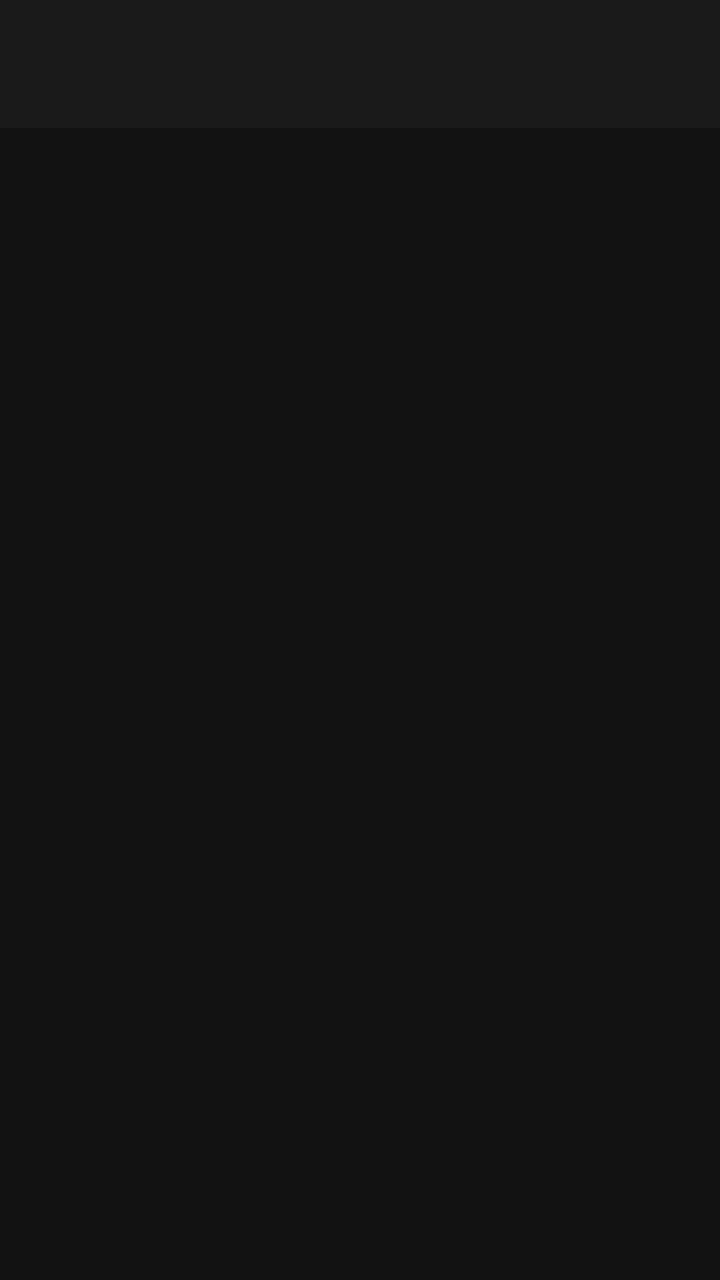
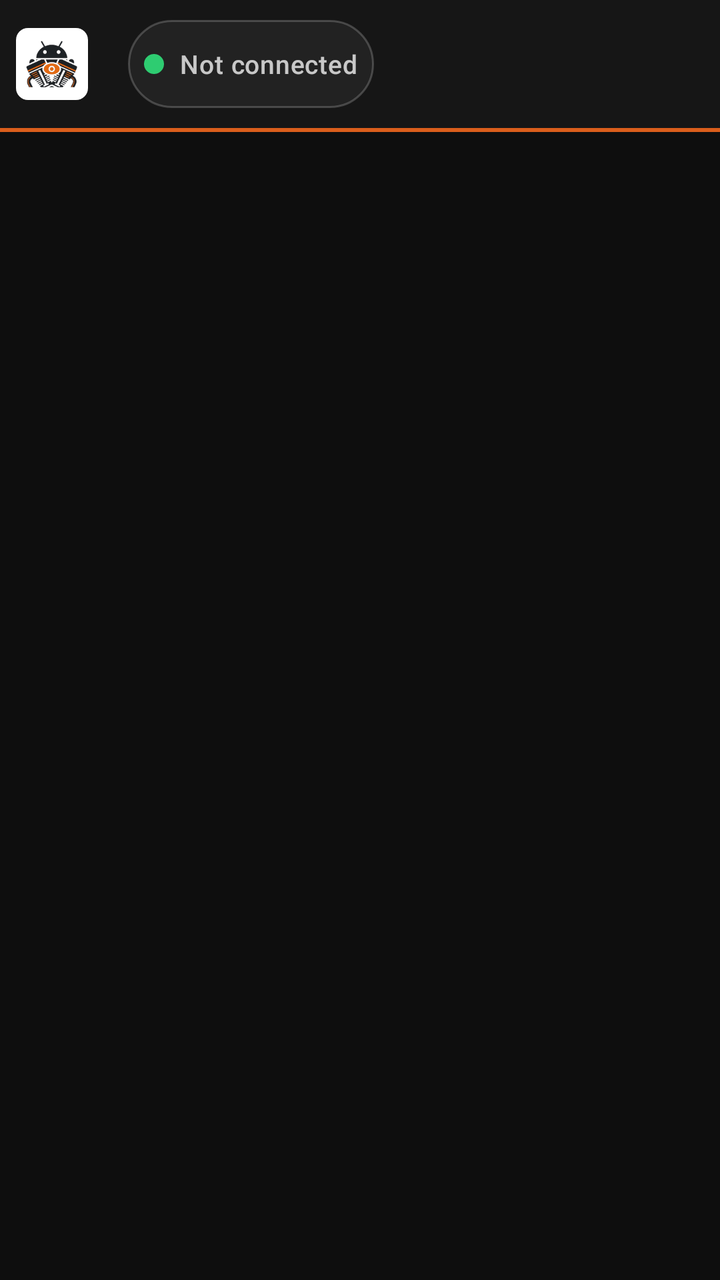

Compare the two renders of this Android layout. The source of the first and the diff that turns it into the second are given below.
<!-- AndroidManifest.xml: application theme Theme.HarleyDroid -->
<!-- res/layout/activity_shell.xml -->
<?xml version="1.0" encoding="utf-8"?>
<LinearLayout xmlns:android="http://schemas.android.com/apk/res/android"
    xmlns:app="http://schemas.android.com/apk/res-auto"
    android:id="@+id/shell_root"
    android:layout_width="match_parent"
    android:layout_height="match_parent"
    android:orientation="vertical">

    <com.google.android.material.appbar.AppBarLayout
        android:id="@+id/app_bar"
        android:layout_width="match_parent"
        android:layout_height="wrap_content"
        android:background="@color/hd_toolbar">

        <com.google.android.material.appbar.MaterialToolbar
            android:id="@+id/toolbar"
            android:layout_width="match_parent"
            android:layout_height="?attr/actionBarSize"
            android:theme="@style/Theme.HarleyDroid.AppBarOverlay"
            app:contentInsetStart="16dp"
            app:contentInsetStartWithNavigation="16dp"
            app:popupTheme="@style/Theme.HarleyDroid.PopupOverlay"
            app:titleTextColor="@color/hd_on_surface">

            <LinearLayout
                android:layout_width="wrap_content"
                android:layout_height="wrap_content"
                android:gravity="center_vertical"
                android:orientation="horizontal">

                <TextView
                    android:id="@+id/toolbar_title"
                    android:layout_width="wrap_content"
                    android:layout_height="wrap_content"
                    android:ellipsize="end"
                    android:maxLines="1"
                    android:textAppearance="?attr/textAppearanceTitleMedium"
                    android:textColor="@color/hd_on_surface" />

                <View
                    android:id="@+id/status_dot"
                    android:layout_width="10dp"
                    android:layout_height="10dp"
                    android:layout_marginStart="10dp"
                    android:background="@drawable/bg_status_dot"
                    android:contentDescription="@string/status_idle"
                    android:visibility="gone" />
            </LinearLayout>
        </com.google.android.material.appbar.MaterialToolbar>
    </com.google.android.material.appbar.AppBarLayout>

    <FrameLayout
        android:id="@+id/content_container"
        android:layout_width="match_parent"
        android:layout_height="0dp"
        android:layout_weight="1" />
</LinearLayout>
<!-- resources referenced by this layout -->
<resources>
  <color name="hd_on_surface">#E8E8E8</color>
  <color name="hd_toolbar">#1A1A1A</color>
  <!-- drawable bg_status_dot (drawable) -->
  <?xml version="1.0" encoding="utf-8"?>
  <shape xmlns:android="http://schemas.android.com/apk/res/android"
      android:shape="oval">
      <solid android:color="@color/hd_status_ok" />
      <size
          android:width="10dp"
          android:height="10dp" />
  </shape>
  <string name="status_idle">Idle</string>
  <style name="Theme.HarleyDroid.AppBarOverlay" parent="ThemeOverlay.Material3.Dark.ActionBar" />
  <style name="Theme.HarleyDroid.PopupOverlay" parent="ThemeOverlay.Material3.Dark" />
  <style name="Theme.HarleyDroid" parent="Theme.Material3.Dark.NoActionBar">
          <item name="colorPrimary">@color/hd_primary</item>
          <item name="colorOnPrimary">@color/hd_on_primary</item>
          <item name="colorPrimaryContainer">@color/hd_primary_container</item>
          <item name="colorSecondary">@color/hd_secondary</item>
          <item name="android:windowBackground">@color/hd_surface</item>
          <item name="android:statusBarColor">@android:color/transparent</item>
          <item name="android:navigationBarColor">@android:color/transparent</item>
          <item name="android:windowLightStatusBar">false</item>
          <item name="preferenceTheme">@style/PreferenceThemeOverlay</item>
      </style>
  <color name="hd_primary">#FF6B1E</color>
  <color name="hd_primary_container">#FFDBCB</color>
  <color name="hd_secondary">#2C2C2C</color>
  <color name="hd_surface">#121212</color>
  <!-- unchanged entries left out for length: 2 -->
</resources>

<!-- the commit's change to res/layout/activity_shell.xml (unified diff, before → after) -->
@@ -4,54 +4,124 @@
     android:id="@+id/shell_root"
     android:layout_width="match_parent"
     android:layout_height="match_parent"
+    android:background="@color/hd_surface"
     android:orientation="vertical">
 
     <com.google.android.material.appbar.AppBarLayout
         android:id="@+id/app_bar"
         android:layout_width="match_parent"
         android:layout_height="wrap_content"
-        android:background="@color/hd_toolbar">
+        android:background="@color/hd_toolbar"
+        app:elevation="0dp">
 
         <com.google.android.material.appbar.MaterialToolbar
             android:id="@+id/toolbar"
             android:layout_width="match_parent"
             android:layout_height="?attr/actionBarSize"
             android:theme="@style/Theme.HarleyDroid.AppBarOverlay"
-            app:contentInsetStart="16dp"
-            app:contentInsetStartWithNavigation="16dp"
+            app:contentInsetStart="@dimen/space_8"
+            app:contentInsetStartWithNavigation="@dimen/space_8"
             app:popupTheme="@style/Theme.HarleyDroid.PopupOverlay"
             app:titleTextColor="@color/hd_on_surface">
 
+            
             <LinearLayout
                 android:layout_width="wrap_content"
-                android:layout_height="wrap_content"
+                android:layout_height="match_parent"
                 android:gravity="center_vertical"
-                android:orientation="horizontal">
+                android:orientation="horizontal"
+                android:paddingEnd="@dimen/space_8">
+
+                <FrameLayout
+                    android:layout_width="36dp"
+                    android:layout_height="36dp"
+                    android:background="@drawable/bg_logo_plate"
+                    android:padding="2dp">
+
+                    <ImageView
+                        android:id="@+id/toolbar_logo"
+                        android:layout_width="match_parent"
+                        android:layout_height="match_parent"
+                        android:contentDescription="@string/app_name"
+                        android:scaleType="fitCenter"
+                        android:src="@drawable/ic_logo_mark" />
+                </FrameLayout>
 
                 <TextView
                     android:id="@+id/toolbar_title"
                     android:layout_width="wrap_content"
                     android:layout_height="wrap_content"
+                    android:layout_marginStart="@dimen/space_8"
                     android:ellipsize="end"
                     android:maxLines="1"
-                    android:textAppearance="?attr/textAppearanceTitleMedium"
+                    android:textAppearance="@style/TextAppearance.HarleyDroid.Value"
                     android:textColor="@color/hd_on_surface" />
 
-                <View
-                    android:id="@+id/status_dot"
-                    android:layout_width="10dp"
-                    android:layout_height="10dp"
-                    android:layout_marginStart="10dp"
-                    android:background="@drawable/bg_status_dot"
-                    android:contentDescription="@string/status_idle"
+                <LinearLayout
+                    android:id="@+id/status_chip"
+                    android:layout_width="wrap_content"
+                    android:layout_height="wrap_content"
+                    android:layout_marginStart="@dimen/space_12"
+                    android:background="@drawable/bg_status_pill"
+                    android:clickable="true"
+                    android:focusable="true"
+                    android:gravity="center_vertical"
+                    android:minHeight="44dp"
+                    android:orientation="horizontal"
+                    android:paddingStart="@dimen/space_8"
+                    android:paddingEnd="@dimen/space_8"
+                    android:visibility="visible">
+
+                    <View
+                        android:id="@+id/status_dot"
+                        android:layout_width="@dimen/status_dot"
+                        android:layout_height="@dimen/status_dot"
+                        android:background="@drawable/bg_status_dot"
+                        android:contentDescription="@string/status_idle" />
+
+                    <TextView
+                        android:id="@+id/status_label"
+                        android:layout_width="wrap_content"
+                        android:layout_height="wrap_content"
+                        android:layout_marginStart="@dimen/space_8"
+                        android:ellipsize="end"
+                        android:maxLines="1"
+                        android:text="@string/status_idle"
+                        android:textAppearance="@style/TextAppearance.HarleyDroid.Label"
+                        android:textColor="@color/hd_on_surface_80" />
+                </LinearLayout>
+
+                <TextView
+                    android:id="@+id/sim_badge"
+                    android:layout_width="wrap_content"
+                    android:layout_height="wrap_content"
+                    android:layout_marginStart="@dimen/space_8"
+                    android:background="@drawable/bg_sim_pill"
+                    android:clickable="true"
+                    android:contentDescription="@string/badge_simulation_desc"
+                    android:focusable="true"
+                    android:minHeight="28dp"
+                    android:gravity="center"
+                    android:text="@string/badge_simulation"
+                    android:textAppearance="@style/TextAppearance.HarleyDroid.Label"
+                    android:textColor="@color/hd_status_busy"
+                    android:textAllCaps="true"
                     android:visibility="gone" />
             </LinearLayout>
         </com.google.android.material.appbar.MaterialToolbar>
+
+        <View
+            android:id="@+id/toolbar_accent"
+            android:layout_width="match_parent"
+            android:layout_height="2dp"
+            android:background="?attr/colorPrimary"
+            android:alpha="0.85" />
     </com.google.android.material.appbar.AppBarLayout>
 
     <FrameLayout
         android:id="@+id/content_container"
         android:layout_width="match_parent"
         android:layout_height="0dp"
-        android:layout_weight="1" />
+        android:layout_weight="1"
+        android:background="@color/hd_surface" />
 </LinearLayout>
<!-- resource entries referenced after the edit -->
@@ -1,34 +1,189 @@
 <!-- resources referenced by this layout -->
 <resources>
-  <color name="hd_on_surface">#E8E8E8</color>
-  <color name="hd_toolbar">#1A1A1A</color>
+  <color name="hd_on_surface">#F2F2F2</color>
+  <color name="hd_on_surface_80">#CCF2F2F2</color>
+  <color name="hd_status_busy">#F5A623</color>
+  <color name="hd_toolbar">#161616</color>
+  <dimen name="space_12">12dp</dimen>
+  <dimen name="space_8">8dp</dimen>
+  <dimen name="status_dot">10dp</dimen>
+  <!-- drawable bg_logo_plate (drawable) -->
+  <?xml version="1.0" encoding="utf-8"?>
+  <shape xmlns:android="http://schemas.android.com/apk/res/android"
+      android:shape="rectangle">
+      <solid android:color="#FFFFFFFF" />
+      <corners android:radius="6dp" />
+  </shape>
+  <!-- drawable bg_sim_pill (drawable) -->
+  <?xml version="1.0" encoding="utf-8"?>
+  <shape xmlns:android="http://schemas.android.com/apk/res/android"
+      android:shape="rectangle">
+      <solid android:color="@color/hd_sim_soft" />
+      <corners android:radius="@dimen/radius_pill" />
+      <stroke
+          android:width="1dp"
+          android:color="@color/hd_status_busy" />
+      <padding
+          android:left="10dp"
+          android:top="4dp"
+          android:right="10dp"
+          android:bottom="4dp" />
+  </shape>
   <!-- drawable bg_status_dot (drawable) -->
   <?xml version="1.0" encoding="utf-8"?>
   <shape xmlns:android="http://schemas.android.com/apk/res/android"
       android:shape="oval">
       <solid android:color="@color/hd_status_ok" />
       <size
-          android:width="10dp"
-          android:height="10dp" />
+          android:width="@dimen/status_dot"
+          android:height="@dimen/status_dot" />
   </shape>
-  <string name="status_idle">Idle</string>
-  <style name="Theme.HarleyDroid.AppBarOverlay" parent="ThemeOverlay.Material3.Dark.ActionBar" />
-  <style name="Theme.HarleyDroid.PopupOverlay" parent="ThemeOverlay.Material3.Dark" />
+  <!-- drawable bg_status_pill (drawable) -->
+  <?xml version="1.0" encoding="utf-8"?>
+  <shape xmlns:android="http://schemas.android.com/apk/res/android"
+      android:shape="rectangle">
+      <solid android:color="@color/hd_surface_card" />
+      <corners android:radius="@dimen/radius_pill" />
+      <stroke
+          android:width="1dp"
+          android:color="@color/hd_outline" />
+      <padding
+          android:left="10dp"
+          android:top="4dp"
+          android:right="12dp"
+          android:bottom="4dp" />
+  </shape>
+  <!-- drawable ic_logo_mark: png bitmap (drawable-hdpi, 6674 bytes) -->
+  <string name="app_name">HarleyDroidEVO</string>
+  <string name="badge_simulation">SIM</string>
+  <string name="badge_simulation_desc">Simulation mode active — tap to open settings</string>
+  <string name="status_idle">Not connected</string>
+  <style name="TextAppearance.HarleyDroid.Label" parent="TextAppearance.Material3.LabelMedium">
+          <item name="android:textSize">@dimen/textsize_label</item>
+          <item name="android:textColor">@color/hd_on_surface_60</item>
+          <item name="android:fontFamily">sans-serif</item>
+          <item name="android:letterSpacing">0.02</item>
+      </style>
+  <style name="TextAppearance.HarleyDroid.Value" parent="TextAppearance.Material3.TitleMedium">
+          <item name="android:textSize">@dimen/textsize</item>
+          <item name="android:textColor">@color/hd_on_surface</item>
+          <item name="android:fontFamily">sans-serif-medium</item>
+          <item name="android:fontFeatureSettings">tnum</item>
+      </style>
+  <style name="Theme.HarleyDroid.AppBarOverlay" parent="ThemeOverlay.Material3.Dark.ActionBar">
+          <item name="actionBarItemBackground">@drawable/bg_no_press</item>
+          <item name="colorControlHighlight">@android:color/transparent</item>
+          <item name="selectableItemBackgroundBorderless">@drawable/bg_no_press</item>
+          <item name="android:selectableItemBackgroundBorderless">@drawable/bg_no_press</item>
+      </style>
+  <style name="Theme.HarleyDroid.PopupOverlay" parent="ThemeOverlay.Material3.Dark">
+          <item name="selectableItemBackground">@drawable/bg_no_press</item>
+          <item name="android:selectableItemBackground">@drawable/bg_no_press</item>
+          <item name="colorControlHighlight">@android:color/transparent</item>
+      </style>
   <style name="Theme.HarleyDroid" parent="Theme.Material3.Dark.NoActionBar">
-          <item name="colorPrimary">@color/hd_primary</item>
+          <item name="colorPrimary">@color/hd_accent_orange</item>
           <item name="colorOnPrimary">@color/hd_on_primary</item>
-          <item name="colorPrimaryContainer">@color/hd_primary_container</item>
+          <item name="colorPrimaryContainer">@color/hd_accent_orange_container</item>
+          <item name="colorOnPrimaryContainer">@color/hd_accent_orange</item>
+          <item name="hdColorAccentSoft">@color/hd_accent_orange_soft</item>
+          <item name="hdColorGaugeReadout">@color/hd_accent_orange_readout</item>
           <item name="colorSecondary">@color/hd_secondary</item>
+          <item name="colorOnSecondary">@color/hd_on_surface</item>
+          <item name="colorSurface">@color/hd_surface</item>
+          <item name="colorOnSurface">@color/hd_on_surface</item>
+          <item name="colorSurfaceVariant">@color/hd_surface_elevated</item>
+          <item name="colorOnSurfaceVariant">@color/hd_on_surface_60</item>
+          <item name="colorOutline">@color/hd_outline</item>
+          <item name="android:colorBackground">@color/hd_surface</item>
           <item name="android:windowBackground">@color/hd_surface</item>
           <item name="android:statusBarColor">@android:color/transparent</item>
           <item name="android:navigationBarColor">@android:color/transparent</item>
           <item name="android:windowLightStatusBar">false</item>
-          <item name="preferenceTheme">@style/PreferenceThemeOverlay</item>
+          <item name="materialAlertDialogTheme">@style/ThemeOverlay.HarleyDroid.MaterialAlertDialog</item>
+          <item name="preferenceTheme">@style/PreferenceThemeOverlay.HarleyDroid</item>
+          <item name="toolbarStyle">@style/Widget.HarleyDroid.Toolbar</item>
+  
+          
+          <item name="android:soundEffectsEnabled">false</item>
+          <item name="colorControlHighlight">@android:color/transparent</item>
+          <item name="actionBarItemBackground">@drawable/bg_no_press</item>
+          <item name="selectableItemBackground">@drawable/bg_no_press</item>
+          <item name="android:selectableItemBackground">@drawable/bg_no_press</item>
+          <item name="selectableItemBackgroundBorderless">@drawable/bg_no_press</item>
+          <item name="android:selectableItemBackgroundBorderless">@drawable/bg_no_press</item>
+          <item name="android:windowAnimationStyle">@null</item>
+          <item name="motionDurationShort1">@integer/hd_motion_none</item>
+          <item name="motionDurationShort2">@integer/hd_motion_none</item>
+          <item name="motionDurationShort3">@integer/hd_motion_none</item>
+          <item name="motionDurationShort4">@integer/hd_motion_none</item>
+          <item name="motionDurationMedium1">@integer/hd_motion_none</item>
+          <item name="motionDurationMedium2">@integer/hd_motion_none</item>
+          <item name="motionDurationMedium3">@integer/hd_motion_none</item>
+          <item name="motionDurationMedium4">@integer/hd_motion_none</item>
+          <item name="motionDurationLong1">@integer/hd_motion_none</item>
+          <item name="motionDurationLong2">@integer/hd_motion_none</item>
+          <item name="motionDurationLong3">@integer/hd_motion_none</item>
+          <item name="motionDurationLong4">@integer/hd_motion_none</item>
+          <item name="motionDurationExtraLong1">@integer/hd_motion_none</item>
+          <item name="motionDurationExtraLong2">@integer/hd_motion_none</item>
+          <item name="motionDurationExtraLong3">@integer/hd_motion_none</item>
+          <item name="motionDurationExtraLong4">@integer/hd_motion_none</item>
       </style>
-  <color name="hd_primary">#FF6B1E</color>
-  <color name="hd_primary_container">#FFDBCB</color>
-  <color name="hd_secondary">#2C2C2C</color>
-  <color name="hd_surface">#121212</color>
+  <color name="hd_sim_soft">#33F5A623</color>
+  <dimen name="radius_pill">24dp</dimen>
+  <color name="hd_surface_card">#222222</color>
+  <color name="hd_outline">#33FFFFFF</color>
+  <dimen name="textsize_label">13sp</dimen>
+  <color name="hd_on_surface_60">#99F2F2F2</color>
+  <dimen name="textsize">18sp</dimen>
+  <!-- drawable bg_no_press (drawable) -->
+  <?xml version="1.0" encoding="utf-8"?>
+  <shape xmlns:android="http://schemas.android.com/apk/res/android"
+      android:shape="rectangle">
+      <solid android:color="@android:color/transparent" />
+  </shape>
+  <color name="hd_accent_orange">#FF6B1E</color>
+  <color name="hd_accent_orange_container">#3D2318</color>
+  <color name="hd_accent_orange_soft">#26FF6B1E</color>
+  <color name="hd_accent_orange_readout">#E8FF6B1E</color>
+  <color name="hd_secondary">#2A2A2A</color>
+  <color name="hd_surface_elevated">#1A1A1A</color>
+  <style name="ThemeOverlay.HarleyDroid.MaterialAlertDialog" parent="ThemeOverlay.Material3.MaterialAlertDialog">
+          
+          
+          <item name="colorSurface">@color/hd_surface_elevated</item>
+          <item name="colorOnSurface">@color/hd_on_surface</item>
+          <item name="materialAlertDialogTitleTextStyle">@style/MaterialAlertDialog.HarleyDroid.Title.Text</item>
+          <item name="materialAlertDialogBodyTextStyle">@style/MaterialAlertDialog.HarleyDroid.Body.Text</item>
+      </style>
+  <style name="PreferenceThemeOverlay.HarleyDroid" parent="PreferenceThemeOverlay">
+          <item name="android:textColorPrimary">@color/hd_on_surface</item>
+          <item name="android:textColorSecondary">@color/hd_on_surface_60</item>
+          <item name="selectableItemBackground">@drawable/bg_no_press</item>
+          <item name="android:selectableItemBackground">@drawable/bg_no_press</item>
+          <item name="colorControlHighlight">@android:color/transparent</item>
+      </style>
+  <style name="Widget.HarleyDroid.Toolbar" parent="Widget.Material3.Toolbar">
+          <item name="android:background">@color/hd_toolbar</item>
+          <item name="titleTextColor">@color/hd_on_surface</item>
+          <item name="subtitleTextColor">@color/hd_on_surface_60</item>
+      </style>
+  <style name="MaterialAlertDialog.HarleyDroid.Title.Text" parent="MaterialAlertDialog.Material3.Title.Text">
+          <item name="android:textAppearance">@style/TextAppearance.HarleyDroid.Value</item>
+          <item name="android:textColor">@color/hd_on_surface</item>
+      </style>
+  <style name="MaterialAlertDialog.HarleyDroid.Body.Text" parent="MaterialAlertDialog.Material3.Body.Text">
+          <item name="android:textAppearance">@style/TextAppearance.HarleyDroid.Body</item>
+          <item name="android:textColor">@color/hd_on_surface_80</item>
+      </style>
+  <style name="TextAppearance.HarleyDroid.Body" parent="TextAppearance.Material3.BodyMedium">
+          <item name="android:textSize">@dimen/text_body</item>
+          <item name="android:textColor">@color/hd_on_surface_80</item>
+          <item name="android:fontFamily">sans-serif</item>
+      </style>
+  <dimen name="text_body">14sp</dimen>
+  <color name="hd_surface">#0E0E0E</color>
   <!-- unchanged entries left out for length: 2 -->
 </resources>
 
